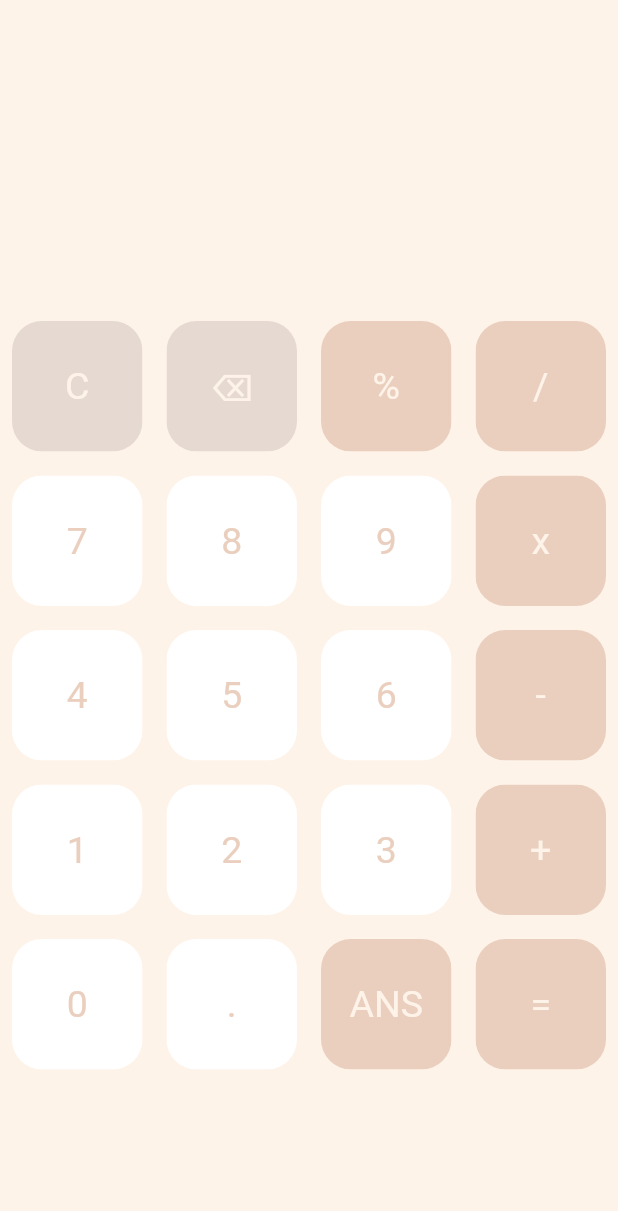
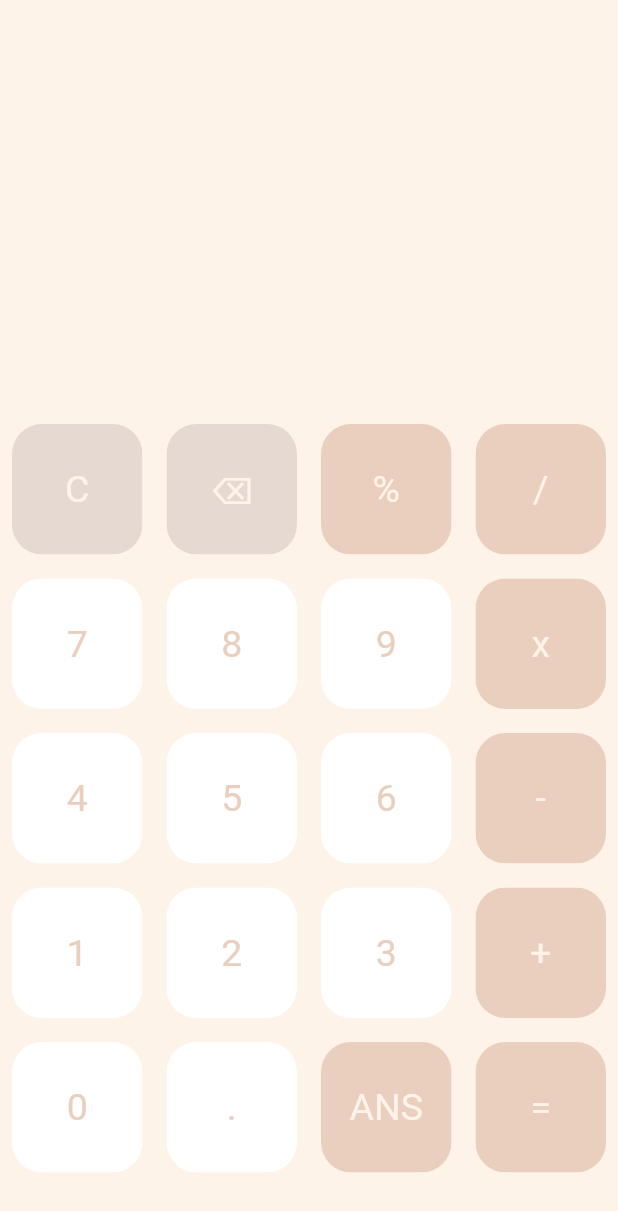
Before and after one commit to abbyl66/CalculadoraFlutter, a Flutter app: the screen it shows after launch, on a phone screen of 412 x 824 dp. Shown: the top 1211 px of the screen. Run offline on Flutter 3.47's test engine with Material 2 defaults, Android fonts, the phone set to English and light mode, and no system bars; our stand-ins replace math_expressions.

Commit message:
Calculadora finalizada

```diff
--- a/lib/botones.dart
+++ b/lib/botones.dart
@@ -1,4 +1,6 @@
 import 'package:flutter/material.dart';
+
+//Estilo de los botones.
 
 class Botones extends StatelessWidget{
   final color;
--- a/lib/main.dart
+++ b/lib/main.dart
@@ -86,7 +86,7 @@ class CalculadoraState extends State<CalculadoraFlutter> {
 
           //Espacio donde están los botones,
           Expanded(
-            flex: 3,
+            flex: 2,
             child: Container(
               child: GridView.builder(
                   itemCount: botones.length,
```
